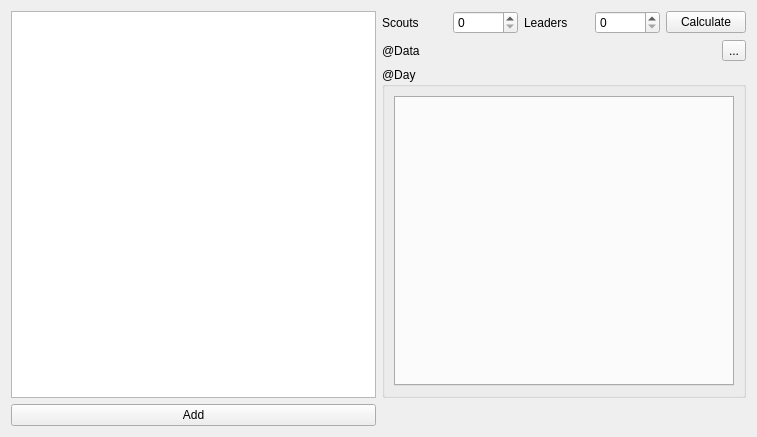
Above: src/ui/TabMealWidget.ui from wnt-zhp/zarlock-cpp before the change. Below: the same form after it.
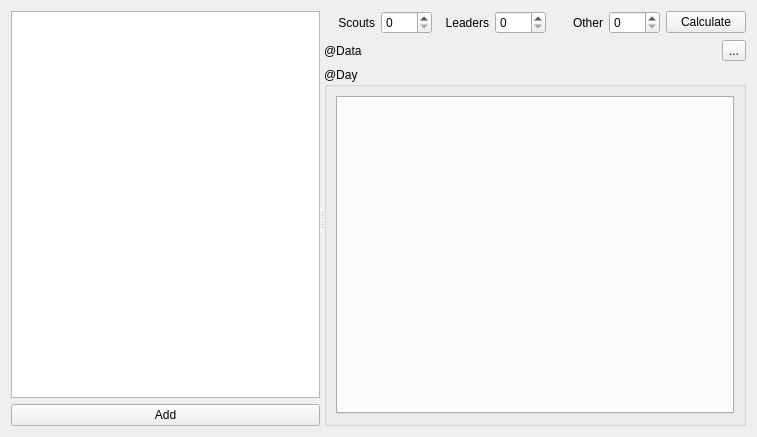
That is the form after the change. Custom widgets are drawn as their Qt base class.

Commit message: Splitters in tabs, batches filtering for products

The edit to the form file:
```diff
--- a/src/ui/TabMealWidget.ui
+++ b/src/ui/TabMealWidget.ui
@@ -13,54 +13,38 @@
   <property name="windowTitle">
    <string>Meal Tab</string>
   </property>
-  <layout class="QGridLayout" name="gridLayout" rowstretch="0,0,0,0,0" columnstretch="0,0">
-   <item row="2" column="1">
-    <widget class="QGroupBox" name="group_meals">
-     <property name="title">
-      <string>@Day</string>
+  <layout class="QHBoxLayout" name="horizontalLayout_3">
+   <item>
+    <widget class="QSplitter" name="splitter">
+     <property name="orientation">
+      <enum>Qt::Horizontal</enum>
      </property>
-     <layout class="QGridLayout" name="gridLayout_2">
-      <item row="0" column="0">
-       <widget class="MealTabWidget" name="tab_meals"/>
-      </item>
-     </layout>
-    </widget>
-   </item>
-   <item row="4" column="0">
+     <widget class="QWidget" name="verticalLayoutWidget">
+      <layout class="QVBoxLayout" name="verticalLayout">
+       <item>
+        <widget class="QListWidget" name="list_meal"/>
+       </item>
+       <item>
     <widget class="QPushButton" name="action_addday">
      <property name="text">
       <string>Add</string>
      </property>
     </widget>
    </item>
-   <item row="0" column="0" rowspan="3">
-    <widget class="QListWidget" name="list_meal"/>
-   </item>
-   <item row="1" column="1">
-    <layout class="QHBoxLayout" name="horizontalLayout_2">
-     <item>
-      <widget class="QLabel" name="label_data">
-       <property name="text">
-        <string>@Data</string>
-       </property>
-      </widget>
-     </item>
-     <item>
-      <widget class="QToolButton" name="tools">
-       <property name="text">
-        <string>...</string>
-       </property>
-      </widget>
-     </item>
-    </layout>
-   </item>
-   <item row="0" column="1">
+      </layout>
+     </widget>
+     <widget class="QWidget" name="verticalLayoutWidget_2">
+      <layout class="QVBoxLayout" name="verticalLayout_2">
+       <item>
     <layout class="QHBoxLayout" name="horizontalLayout">
      <item>
       <widget class="QLabel" name="label_scouts">
        <property name="text">
         <string>Scouts</string>
        </property>
+           <property name="alignment">
+            <set>Qt::AlignRight|Qt::AlignTrailing|Qt::AlignVCenter</set>
+           </property>
       </widget>
      </item>
      <item>
@@ -71,11 +55,27 @@
        <property name="text">
         <string>Leaders</string>
        </property>
+           <property name="alignment">
+            <set>Qt::AlignRight|Qt::AlignTrailing|Qt::AlignVCenter</set>
+           </property>
       </widget>
      </item>
      <item>
       <widget class="QSpinBox" name="spin_leadres"/>
      </item>
+         <item>
+          <widget class="QLabel" name="label_others">
+           <property name="text">
+            <string>Other</string>
+           </property>
+           <property name="alignment">
+            <set>Qt::AlignRight|Qt::AlignTrailing|Qt::AlignVCenter</set>
+           </property>
+          </widget>
+         </item>
+         <item>
+          <widget class="QSpinBox" name="spin_others"/>
+         </item>
      <item>
       <widget class="QPushButton" name="calculate">
        <property name="text">
@@ -85,7 +85,46 @@
      </item>
     </layout>
    </item>
-  </layout>
+       <item>
+        <layout class="QHBoxLayout" name="horizontalLayout_2">
+         <item>
+          <widget class="QLabel" name="label_data">
+           <property name="text">
+            <string>@Data</string>
+           </property>
+          </widget>
+         </item>
+         <item>
+          <widget class="QToolButton" name="tools">
+           <property name="text">
+            <string>...</string>
+           </property>
+          </widget>
+         </item>
+        </layout>
+       </item>
+       <item>
+        <widget class="QGroupBox" name="group_meals">
+         <property name="title">
+          <string>@Day</string>
+         </property>
+         <layout class="QGridLayout" name="gridLayout_2">
+          <item row="0" column="0">
+           <widget class="MealTabWidget" name="tab_meals"/>
+          </item>
+         </layout>
+        </widget>
+       </item>
+      </layout>
+     </widget>
+    </widget>
+   </item>
+  </layout>
+  <action name="actionAdsa">
+   <property name="text">
+    <string>adsa</string>
+   </property>
+  </action>
  </widget>
  <customwidgets>
   <customwidget>
```
Left out of the diff: 1 changed line with no effect on the pictures. Lines whose indentation alone changed are shown as unchanged. The commit also changes 10 other files.
